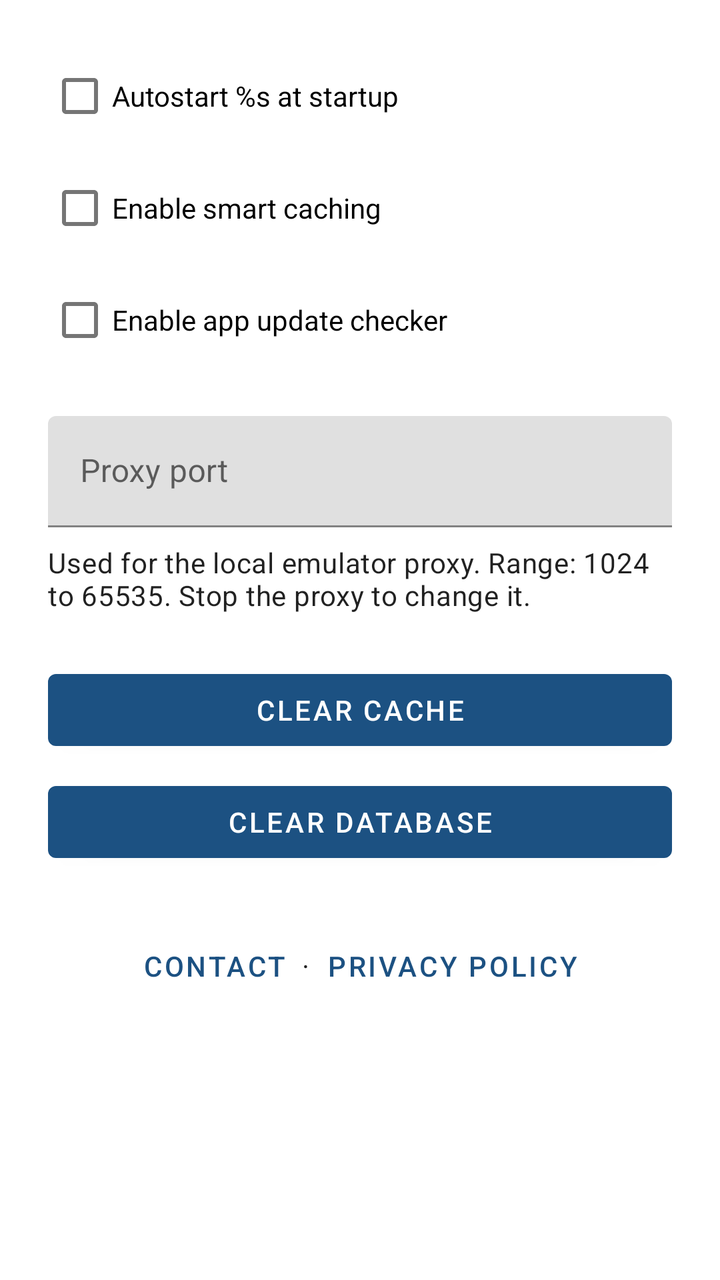
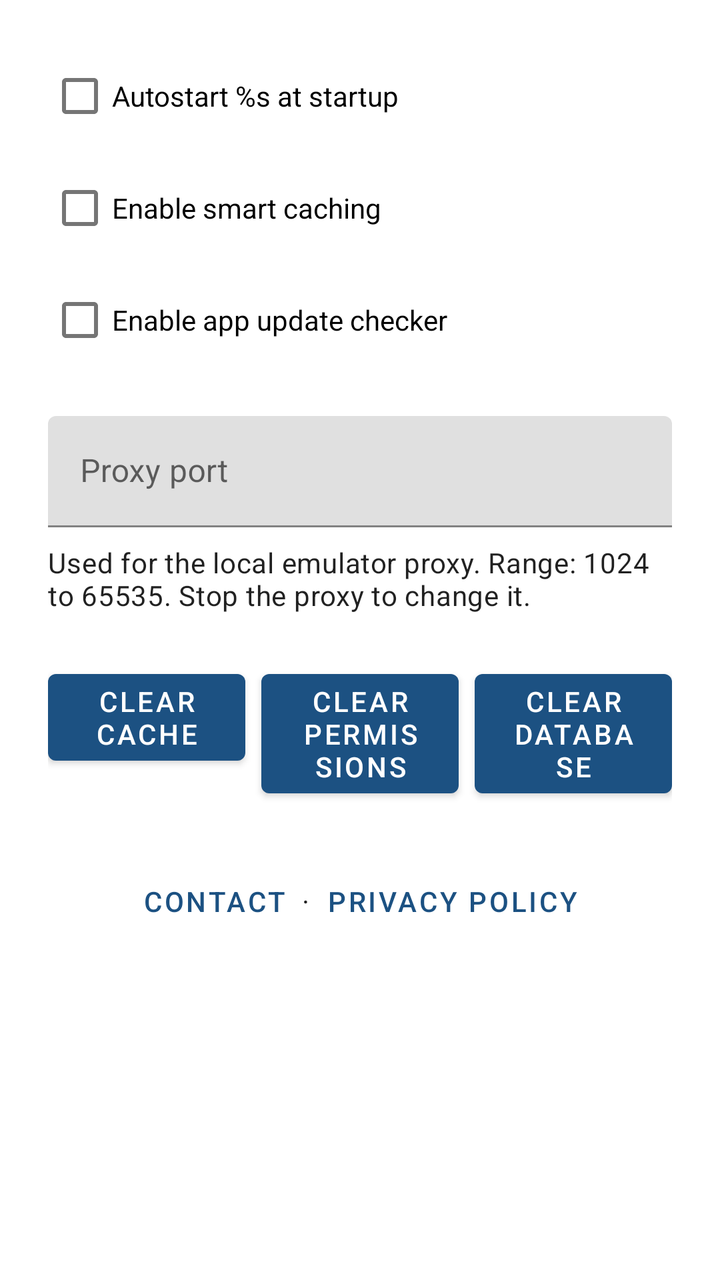

An Android layout rendered at two revisions. The XML below is the earlier revision; the diff shows what the commit changed to produce the second picture.
<!-- AndroidManifest.xml: application theme Theme.RAOfflineProxy -->
<!-- res/layout/fragment_settings.xml -->
<?xml version="1.0" encoding="utf-8"?>
<androidx.core.widget.NestedScrollView
    xmlns:android="http://schemas.android.com/apk/res/android"
    xmlns:tools="http://schemas.android.com/tools"
    android:layout_width="match_parent"
    android:layout_height="match_parent">

    <LinearLayout
        android:layout_width="match_parent"
        android:layout_height="wrap_content"
        android:orientation="vertical"
        android:padding="24dp">

        <CheckBox
            android:id="@+id/cb_autostart_proxy"
            android:layout_width="wrap_content"
            android:layout_height="wrap_content"
            android:text="@string/setting_autostart_label" />

        <CheckBox
            android:id="@+id/cb_smart_caching"
            android:layout_width="wrap_content"
            android:layout_height="wrap_content"
            android:layout_marginTop="8dp"
            android:text="@string/setting_smart_caching_label" />

        <CheckBox
            android:id="@+id/cb_app_update_check"
            android:layout_width="wrap_content"
            android:layout_height="wrap_content"
            android:layout_marginTop="8dp"
            android:text="@string/setting_app_update_check_label" />

        <com.google.android.material.textfield.TextInputLayout
            android:id="@+id/input_proxy_port"
            android:layout_width="match_parent"
            android:layout_height="wrap_content"
            android:layout_marginTop="24dp"
            android:hint="@string/setting_proxy_port_label">

            <com.google.android.material.textfield.TextInputEditText
                android:id="@+id/et_proxy_port"
                android:layout_width="match_parent"
                android:layout_height="wrap_content"
                android:inputType="number"
                android:maxLength="5"
                android:singleLine="true" />

        </com.google.android.material.textfield.TextInputLayout>

        <TextView
            android:id="@+id/tv_proxy_port_hint"
            android:layout_width="match_parent"
            android:layout_height="wrap_content"
            android:layout_marginTop="8dp"
            android:text="@string/setting_proxy_port_hint"
            android:textAppearance="@style/TextAppearance.MaterialComponents.Body2" />

        <Button
            android:id="@+id/btn_clear_cache"
            android:layout_width="match_parent"
            android:layout_height="wrap_content"
            android:layout_marginTop="24dp"
            android:text="@string/btn_clear_cache" />

        <Button
            android:id="@+id/btn_clear_database"
            android:layout_width="match_parent"
            android:layout_height="wrap_content"
            android:layout_marginTop="8dp"
            android:text="@string/btn_clear_database" />

        <LinearLayout
            android:layout_width="match_parent"
            android:layout_height="wrap_content"
            android:layout_marginTop="24dp"
            android:gravity="center"
            android:orientation="horizontal">

            <Button
                style="@style/Widget.MaterialComponents.Button.TextButton"
                android:id="@+id/btn_contact_feedback"
                android:layout_width="wrap_content"
                android:layout_height="wrap_content"
                android:text="@string/btn_contact_feedback" />

            <TextView
                android:layout_width="wrap_content"
                android:layout_height="wrap_content"
                android:text="·"
                android:textAppearance="@style/TextAppearance.MaterialComponents.Body2"
                tools:ignore="HardcodedText" />

            <Button
                style="@style/Widget.MaterialComponents.Button.TextButton"
                android:id="@+id/btn_privacy_policy"
                android:layout_width="wrap_content"
                android:layout_height="wrap_content"
                android:text="@string/btn_privacy_policy" />

        </LinearLayout>

    </LinearLayout>

</androidx.core.widget.NestedScrollView>
<!-- resources referenced by this layout -->
<resources>
  <string name="btn_clear_cache">Clear Cache</string>
  <string name="btn_clear_database">Clear Database</string>
  <string name="btn_contact_feedback">Contact</string>
  <string name="btn_privacy_policy">Privacy Policy</string>
  <string name="setting_app_update_check_label">Enable app update checker</string>
  <string name="setting_autostart_label">Autostart %s at startup</string>
  <string name="setting_proxy_port_hint">Used for the local emulator proxy. Range: 1024 to 65535. Stop the proxy to change it.</string>
  <string name="setting_proxy_port_label">Proxy port</string>
  <string name="setting_smart_caching_label">Enable smart caching</string>
  <style name="Theme.RAOfflineProxy" parent="Theme.MaterialComponents.DayNight.DarkActionBar">
          <item name="colorPrimary">@color/primary</item>
          <item name="colorPrimaryVariant">@color/primary_dark</item>
          <item name="colorOnPrimary">@color/white</item>
          <item name="colorSecondary">@color/secondary</item>
          <item name="colorSecondaryVariant">@color/secondary_dark</item>
          <item name="colorControlActivated">@color/secondary</item>
          <item name="alertDialogTheme">@style/ThemeOverlay.RAOfflineProxy.AlertDialog</item>
          <item name="materialAlertDialogTheme">@style/ThemeOverlay.RAOfflineProxy.AlertDialog</item>
          <item name="actionBarStyle">@style/Widget.RAOfflineProxy.ActionBar</item>
          <item name="snackbarTextViewStyle">@style/Widget.RAOfflineProxy.SnackbarText</item>
          <item name="tabStyle">@style/Widget.RAOfflineProxy.TabLayout</item>
      </style>
  <color name="primary">#FF1C5182</color>
  <color name="primary_dark">#FF15406A</color>
  <color name="white">#FFFFFFFF</color>
  <color name="secondary">#FFD2A448</color>
  <color name="secondary_dark">#FFB88A30</color>
  <style name="ThemeOverlay.RAOfflineProxy.AlertDialog" parent="ThemeOverlay.MaterialComponents.MaterialAlertDialog">
          <item name="buttonBarPositiveButtonStyle">@style/Widget.RAOfflineProxy.AlertDialog.Button</item>
          <item name="buttonBarNegativeButtonStyle">@style/Widget.RAOfflineProxy.AlertDialog.Button</item>
          <item name="buttonBarNeutralButtonStyle">@style/Widget.RAOfflineProxy.AlertDialog.Button</item>
      </style>
  <style name="Widget.RAOfflineProxy.ActionBar" parent="Widget.MaterialComponents.ActionBar.Solid">
          <item name="titleTextStyle">@style/TextAppearance.RAOfflineProxy.ActionBar.Title</item>
      </style>
  <style name="Widget.RAOfflineProxy.SnackbarText" parent="Widget.MaterialComponents.Snackbar.TextView">
          <item name="android:textSize">12sp</item>
      </style>
  <style name="Widget.RAOfflineProxy.TabLayout" parent="Widget.MaterialComponents.TabLayout">
          <item name="tabGravity">start</item>
          <item name="tabMode">scrollable</item>
      </style>
  <style name="Widget.RAOfflineProxy.AlertDialog.Button" parent="Widget.AppCompat.Button.ButtonBar.AlertDialog">
          <item name="android:textColor">@color/dialog_action</item>
      </style>
  <style name="TextAppearance.RAOfflineProxy.ActionBar.Title" parent="TextAppearance.MaterialComponents.Headline6">
          <item name="android:textStyle">bold</item>
      </style>
  <color name="dialog_action">#FFFFD27A</color>
</resources>

<!-- the commit's change to res/layout/fragment_settings.xml (unified diff, before → after) -->
@@ -56,19 +56,40 @@
             android:text="@string/setting_proxy_port_hint"
             android:textAppearance="@style/TextAppearance.MaterialComponents.Body2" />
 
-        <Button
-            android:id="@+id/btn_clear_cache"
+        <LinearLayout
             android:layout_width="match_parent"
             android:layout_height="wrap_content"
             android:layout_marginTop="24dp"
-            android:text="@string/btn_clear_cache" />
+            android:baselineAligned="false"
+            android:orientation="horizontal">
 
-        <Button
-            android:id="@+id/btn_clear_database"
-            android:layout_width="match_parent"
-            android:layout_height="wrap_content"
-            android:layout_marginTop="8dp"
-            android:text="@string/btn_clear_database" />
+            <Button
+                android:id="@+id/btn_clear_cache"
+                android:layout_width="0dp"
+                android:layout_height="wrap_content"
+                android:layout_weight="1"
+                android:text="@string/btn_clear_cache"
+                tools:ignore="ButtonStyle" />
+
+            <Button
+                android:id="@+id/btn_clear_permissions"
+                android:layout_width="0dp"
+                android:layout_height="wrap_content"
+                android:layout_marginStart="8dp"
+                android:layout_weight="1"
+                android:text="@string/btn_clear_permissions"
+                tools:ignore="ButtonStyle"/>
+
+            <Button
+                android:id="@+id/btn_clear_database"
+                android:layout_width="0dp"
+                android:layout_height="wrap_content"
+                android:layout_marginStart="8dp"
+                android:layout_weight="1"
+                android:text="@string/btn_clear_database"
+                tools:ignore="ButtonStyle"/>
+
+        </LinearLayout>
 
         <LinearLayout
             android:layout_width="match_parent"
<!-- resource entries referenced after the edit -->
@@ -2,6 +2,7 @@
 <resources>
   <string name="btn_clear_cache">Clear Cache</string>
   <string name="btn_clear_database">Clear Database</string>
+  <string name="btn_clear_permissions">Clear Permissions</string>
   <string name="btn_contact_feedback">Contact</string>
   <string name="btn_privacy_policy">Privacy Policy</string>
   <string name="setting_app_update_check_label">Enable app update checker</string>
